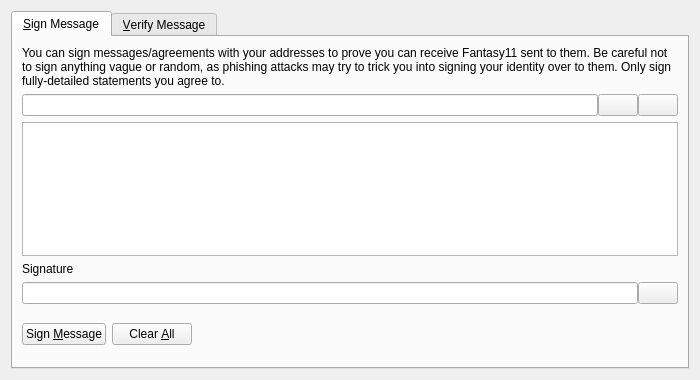
The window that src/qt/forms/signverifymessagedialog.ui (fantasy11coin/hostmasternode) describes before a commit, drawn with Qt 5.
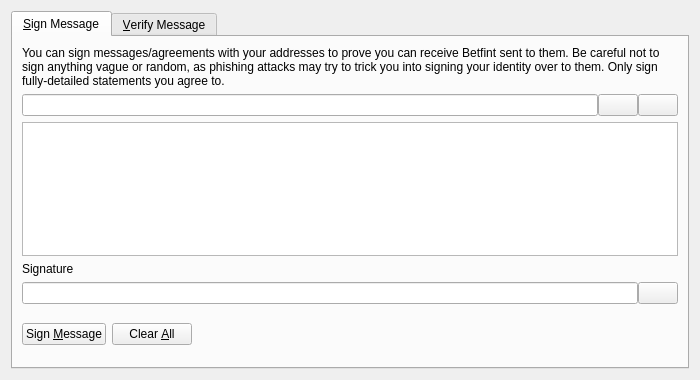
The same window after the commit. Custom widgets are drawn as their Qt base class.

Commit message: change name to betfint

```diff
--- a/src/qt/forms/signverifymessagedialog.ui
+++ b/src/qt/forms/signverifymessagedialog.ui
@@ -30,7 +30,7 @@
        <item>
         <widget class="QLabel" name="infoLabel_SM">
          <property name="text">
-          <string>You can sign messages/agreements with your addresses to prove you can receive Fantasy11 sent to them. Be careful not to sign anything vague or random, as phishing attacks may try to trick you into signing your identity over to them. Only sign fully-detailed statements you agree to.</string>
+          <string>You can sign messages/agreements with your addresses to prove you can receive Betfint sent to them. Be careful not to sign anything vague or random, as phishing attacks may try to trick you into signing your identity over to them. Only sign fully-detailed statements you agree to.</string>
          </property>
          <property name="textFormat">
           <enum>Qt::PlainText</enum>
```
Left out of the diff: 10 changed lines with no effect on the pictures. The commit also changes 513 other files.
